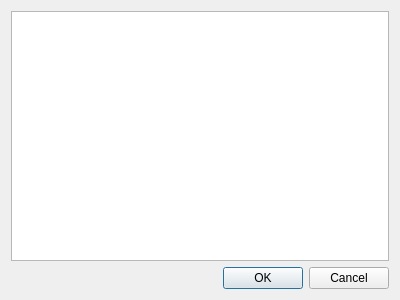
yufujimoto/SurveyDataCollector, file ui/cameraSelectDialog.ui: the form before one commit.
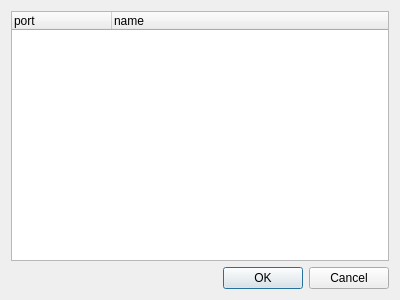
The form after the commit.

Diff of the .ui file:
```diff
--- a/ui/cameraSelectDialog.ui
+++ b/ui/cameraSelectDialog.ui
@@ -15,7 +15,18 @@
   </property>
   <layout class="QGridLayout" name="gridLayout">
    <item row="0" column="0">
-    <widget class="QListWidget" name="lst_camera"/>
+    <widget class="QTreeWidget" name="tre_cam">
+     <column>
+      <property name="text">
+       <string>port</string>
+      </property>
+     </column>
+     <column>
+      <property name="text">
+       <string>name</string>
+      </property>
+     </column>
+    </widget>
    </item>
    <item row="1" column="0">
     <widget class="QDialogButtonBox" name="buttonBox">
```
